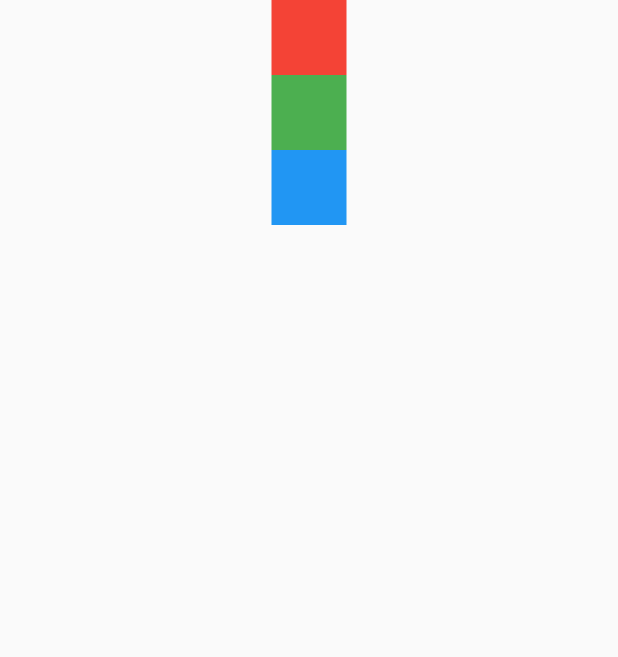
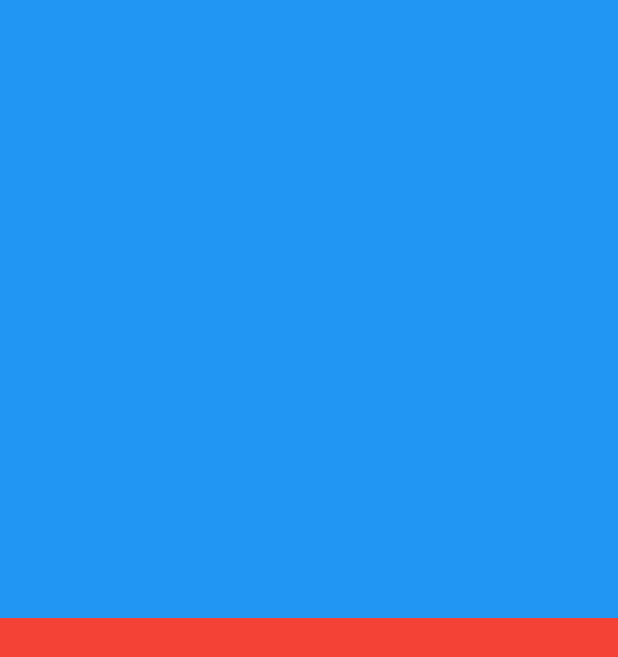
Before and after one commit to qminlee723/flutter_pjt, a Flutter app: the screen it shows after launch, on a phone screen of 412 x 824 dp. Shown: the top 657 px of the screen. Run offline on Flutter 3.47's test engine with Material 2 defaults, Android fonts, the phone set to English and light mode, and no system bars.

Commit message:
5.6.3 Flexible Widget

```diff
--- a/flutter_prac/lib/main.dart
+++ b/flutter_prac/lib/main.dart
@@ -278,7 +278,6 @@ import 'package:flutter/material.dart';
 
 // 5.6 배치 관련 위젯
 // 5.6.1 Row 위젯
-
 // void main() {
 //   runApp(RowWidgetExample());
 // }
@@ -326,6 +325,53 @@ void main() {
   runApp(ColumnWidgetExample());
 }
 
+// class ColumnWidgetExample extends StatelessWidget {
+//   @override
+//   Widget build(BuildContext context) {
+//     return MaterialApp(
+//       home: Scaffold(
+//         body: SizedBox(
+//
+//           // 너비를 최대한으로 설정
+//           // 반대축에서 이동할 공간을 제공해주기 위해
+//           width: double.infinity,
+//           child: Column(
+//
+//             // 주축 정렬 지정
+//             mainAxisAlignment: MainAxisAlignment.start,
+//             // 반대축 정렬
+//             crossAxisAlignment: CrossAxisAlignment.center,
+//
+//             children: [
+//               Container(
+//                 height: 50.0,
+//                 width: 50.0,
+//                 color: Colors.red,
+//               ),
+//
+//               // SizedBox는 일반적으로 공백을 생성할 때 사용
+//               const SizedBox(width: 12.0),
+//               Container(
+//                 height: 50.0,
+//                 width: 50.0,
+//                 color: Colors.green,
+//               ),
+//
+//               const SizedBox(width: 12.0),
+//               Container(
+//                 height: 50.0,
+//                 width: 50.0,
+//                 color: Colors.blue,
+//               )
+//             ],
+//           )
+//         )
+//       )
+//     );
+//   }
+// }
+
+// 5.6.3 Flexible 위젯
 class ColumnWidgetExample extends StatelessWidget {
   @override
   Widget build(BuildContext context) {
@@ -333,37 +379,26 @@ class ColumnWidgetExample extends StatelessWidget {
       home: Scaffold(
         body: SizedBox(
 
-          // 너비를 최대한으로 설정
-          // 반대축에서 이동할 공간을 제공해주기 위해
           width: double.infinity,
           child: Column(
+            children: [
+              // flex는 남은 공간을 차지할 비율
+              // flex값을 제공하지 않으면 기본값은 1
+              Flexible(
+                flex: 1,
 
-            // 주축 정렬 지정
-            mainAxisAlignment: MainAxisAlignment.start,
-            // 반대축 정렬
-            crossAxisAlignment: CrossAxisAlignment.center,
-
-            children: [
-              Container(
-                height: 50.0,
-                width: 50.0,
-                color: Colors.red,
+                child: Container(
+                  color: Colors.blue,
+                ),
               ),
 
-              // SizedBox는 일반적으로 공백을 생성할 때 사용
-              const SizedBox(width: 12.0),
-              Container(
-                height: 50.0,
-                width: 50.0,
-                color: Colors.green,
+              Flexible(
+                flex: 1,
+
+                child: Container(
+                    color: Colors.red
+                ),
               ),
-
-              const SizedBox(width: 12.0),
-              Container(
-                height: 50.0,
-                width: 50.0,
-                color: Colors.blue,
-              )
             ],
           )
         )
```
